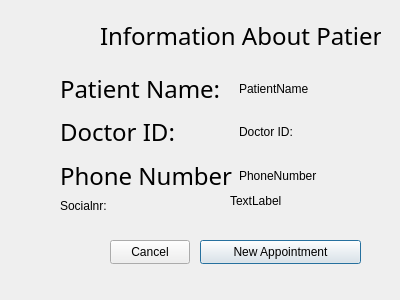
Old version of the form GroupFour_DoctorsOffice/patientpage.ui in the repository KittimasakBunrat/GroupFour_DoctorsOffice.
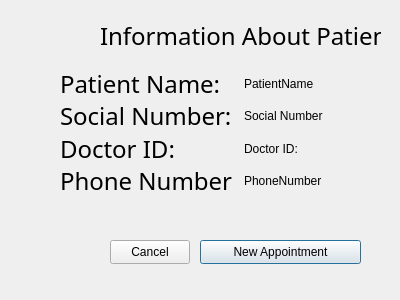
New version of the form.

The edit to the form file:
```diff
--- a/GroupFour_DoctorsOffice/patientpage.ui
+++ b/GroupFour_DoctorsOffice/patientpage.ui
@@ -83,6 +83,19 @@
         </property>
        </widget>
       </item>
+      <item>
+       <widget class="QLabel" name="label_7">
+        <property name="font">
+         <font>
+          <family>Optima</family>
+          <pointsize>18</pointsize>
+         </font>
+        </property>
+        <property name="text">
+         <string>Social Number: </string>
+        </property>
+       </widget>
+      </item>
       <item>
        <widget class="QLabel" name="label_4">
         <property name="font">
@@ -120,6 +133,13 @@
         </property>
        </widget>
       </item>
+      <item>
+       <widget class="QLabel" name="label_SocialNumber">
+        <property name="text">
+         <string>Social Number</string>
+        </property>
+       </widget>
+      </item>
       <item>
        <widget class="QLabel" name="label_DoctorID">
         <property name="text">
@@ -138,32 +158,6 @@
     </item>
    </layout>
   </widget>
-  <widget class="QLabel" name="label_SocialNumber">
-   <property name="geometry">
-    <rect>
-     <x>230</x>
-     <y>190</y>
-     <width>119</width>
-     <height>22</height>
-    </rect>
-   </property>
-   <property name="text">
-    <string>TextLabel</string>
-   </property>
-  </widget>
-  <widget class="QLabel" name="label">
-   <property name="geometry">
-    <rect>
-     <x>60</x>
-     <y>200</y>
-     <width>159</width>
-     <height>12</height>
-    </rect>
-   </property>
-   <property name="text">
-    <string>Socialnr: </string>
-   </property>
-  </widget>
  </widget>
  <resources/>
  <connections/>
```
